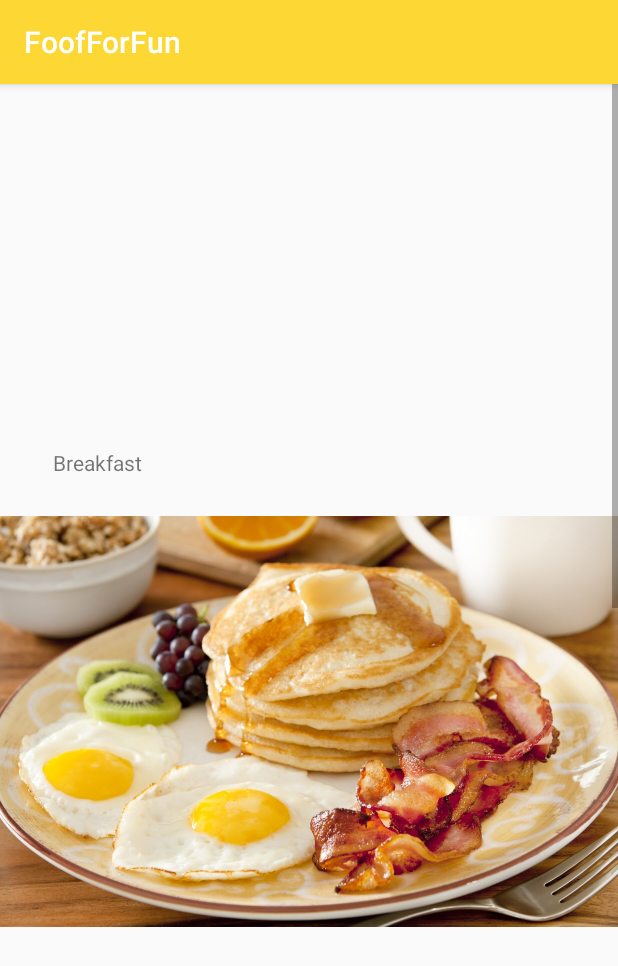
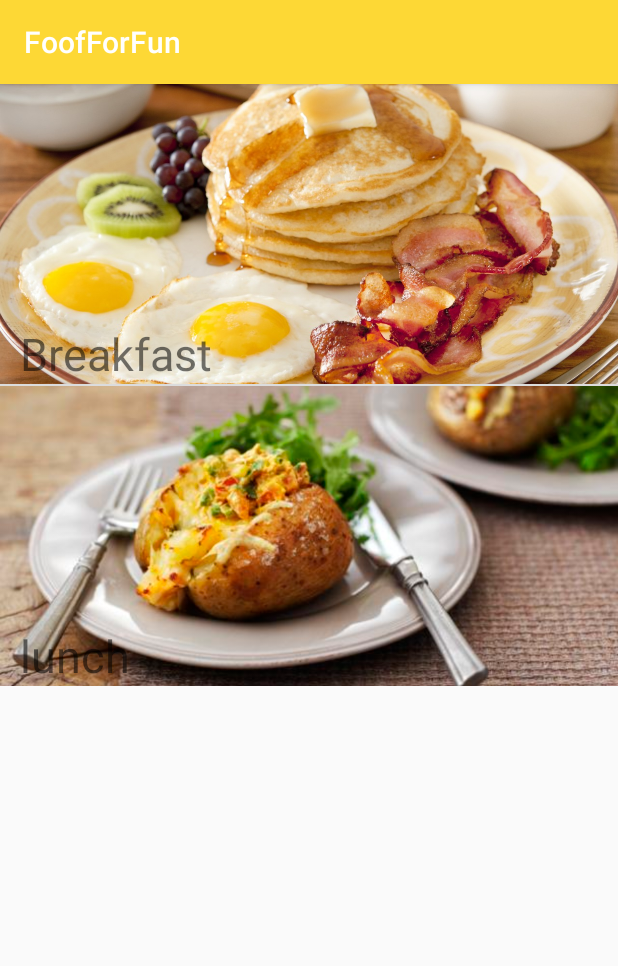
Before and after one commit to Potsawat7/FoofForFun, an Android app: the fragment HomePage shown on its own in the app's theme, on a phone screen of 412 x 824 dp. Shown: the top 966 px of the screen. Run offline under Robolectric (Android 15) with nearby library versions, the phone set to English and light mode, and no system bars.

Commit message:
20 ++percent

```diff
--- a/app/src/main/java/th/ac/ku/foodforfun/HomePage.java
+++ b/app/src/main/java/th/ac/ku/foodforfun/HomePage.java
@@ -50,13 +50,13 @@ public class HomePage extends Fragment {
             @Override
             public void onItemClick(AdapterView<?> adapterView, View view, int i, long l) {
                 int index = (int) view.getY();
-
+                Log.d("onClick listview i", i + "");
                 Log.i("listView", "onItemClick: in onItem");
                 Template template = new Template();
                 template.setAllData(lstAll);
                 Log.i("listView", "onItemClick: " + lstAll.isEmpty());
-                template.setSearchFor(lstData.get(index).nameCate);
-                Log.i("listView", "onItemClick: " + lstData.get(index).nameCate);
+                template.setSearchFor(lstData.get(i).nameCate);
+                Log.i("listView", "onItemClick: " + lstData.get(i).nameCate);
                 FragmentTransaction fragmentTransaction = getFragmentManager().beginTransaction();
                 fragmentTransaction.replace(R.id.frameLayout, template, "fragment1");
                 fragmentTransaction.commit();
--- a/app/src/main/res/layout/home_item.xml
+++ b/app/src/main/res/layout/home_item.xml
@@ -1,39 +1,32 @@
 <?xml version="1.0" encoding="utf-8"?>
-<android.support.constraint.ConstraintLayout xmlns:android="http://schemas.android.com/apk/res/android"
+<RelativeLayout xmlns:android="http://schemas.android.com/apk/res/android"
     xmlns:app="http://schemas.android.com/apk/res-auto"
     xmlns:tools="http://schemas.android.com/tools"
     android:layout_width="match_parent"
-    android:layout_height="match_parent">
+    android:layout_height="wrap_content">
 
     <ImageView
         android:id="@+id/imageViewHome"
         android:layout_width="match_parent"
-        android:layout_height="wrap_content"
+        android:layout_height="200dp"
+        android:scaleType="centerCrop"
         android:layout_alignParentTop="true"
         android:layout_centerHorizontal="true"
         android:contentDescription="TODO"
-        app:layout_constraintEnd_toEndOf="parent"
-        app:layout_constraintHorizontal_bias="0.0"
-        app:layout_constraintStart_toStartOf="parent"
-        app:layout_constraintTop_toTopOf="parent"
-        app:srcCompat="@mipmap/ic_launcher"
-        tools:ignore="MissingConstraints" />
+        android:src="@drawable/breakfast_pic"
+        tools:ignore="MissingConstraints"
+        android:adjustViewBounds="true"/>
 
     <TextView
         android:id="@+id/itemTextField"
-        android:layout_width="102dp"
-        android:layout_height="27dp"
+        android:layout_width="wrap_content"
+        android:layout_height="wrap_content"
+        android:layout_alignBottom="@id/imageViewHome"
         android:layout_alignParentStart="true"
-        android:layout_below="@+id/imageViewHome"
         android:layout_marginStart="13dp"
         android:text="huu"
-        app:layout_constraintBottom_toBottomOf="parent"
-        app:layout_constraintEnd_toEndOf="parent"
-        app:layout_constraintHorizontal_bias="0.074"
-        app:layout_constraintStart_toStartOf="parent"
-        app:layout_constraintTop_toTopOf="parent"
-        app:layout_constraintVertical_bias="0.295"
+        android:textSize="30sp"
         tools:ignore="MissingConstraints" />
 
 
-</android.support.constraint.ConstraintLayout>
+</RelativeLayout>
```
Also changed, not shown: app/src/main/java/th/ac/ku/foodforfun/FoodHomeAdapter.java (+20 -0 lines).
